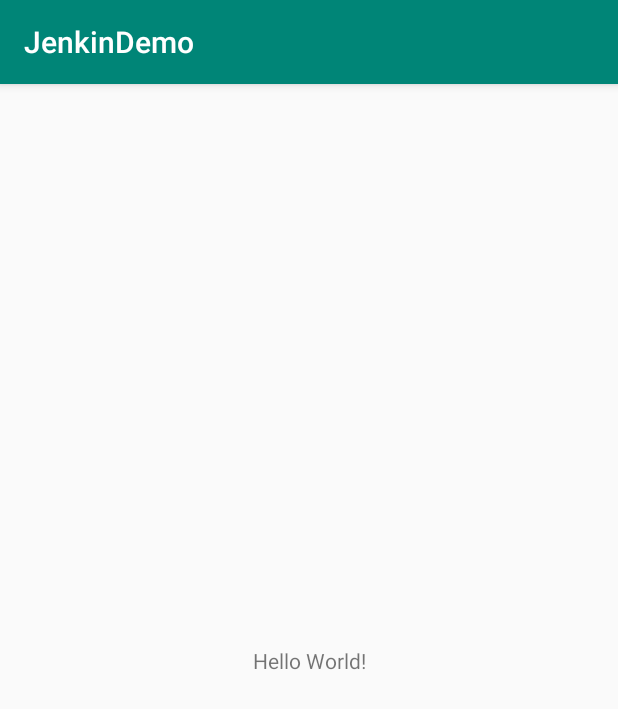
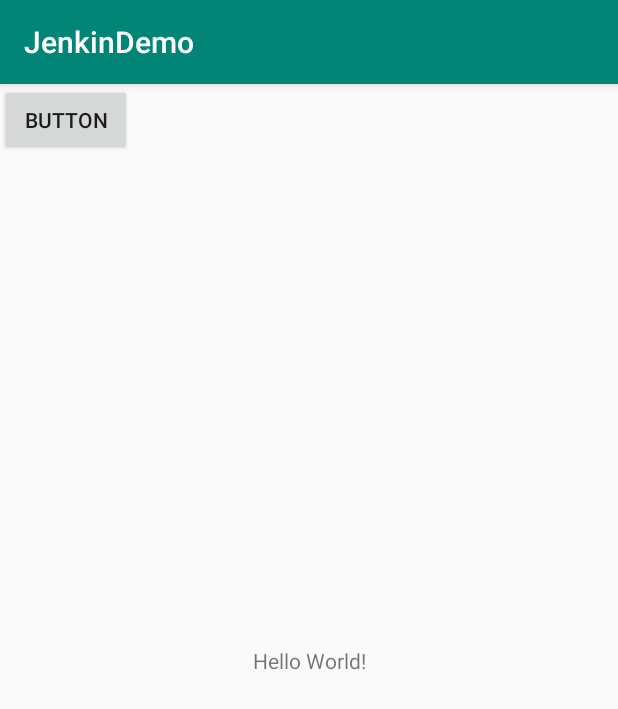
Before and after one commit to Sudhanshu-Jain/JenkinsTesting, an Android app: the screen it shows after launch (MainActivity), on a phone screen of 412 x 824 dp. Shown: the top 709 px of the screen. Run offline under Robolectric (Android 15) with nearby library versions, the phone set to English and light mode, and no system bars.

Commit message:
add sample abutton

```diff
--- a/app/src/main/res/layout/activity_main.xml
+++ b/app/src/main/res/layout/activity_main.xml
@@ -15,4 +15,13 @@
         app:layout_constraintRight_toRightOf="parent"
         app:layout_constraintTop_toTopOf="parent" />
 
+    <Button
+        android:id="@+id/button"
+        android:layout_width="wrap_content"
+        android:layout_height="wrap_content"
+        android:text="Button"
+        tools:layout_editor_absoluteX="137dp"
+        tools:layout_editor_absoluteY="126dp"
+        tools:ignore="MissingConstraints" />
+
 </androidx.constraintlayout.widget.ConstraintLayout>
```
